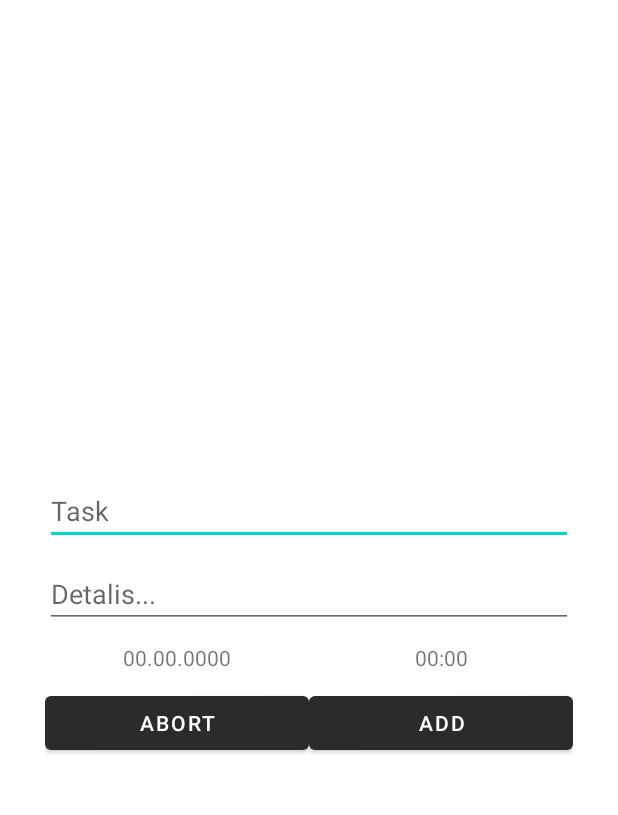
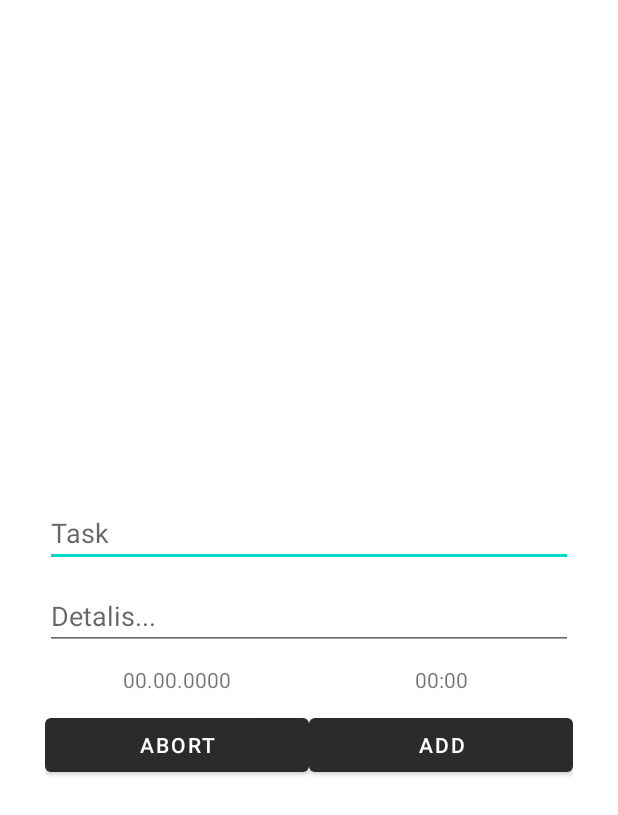
Before and after one commit to Conlix/Today_Do, an Android app: the layout add_task.xml on its own in the app's theme, with its tools: preview values and no code run, on a phone screen of 412 x 824 dp. Shown: the top 815 px of the screen. Run offline under Robolectric (Android 15) with nearby library versions, the phone set to English and light mode, and no system bars.

Commit message:
Fixed location of add_task

```diff
--- a/app/src/main/AndroidManifest.xml
+++ b/app/src/main/AndroidManifest.xml
@@ -21,7 +21,8 @@
         </activity>
         <activity android:name=".Edit_Task"
             android:theme="@style/Theme.Transparent"
-            android:screenOrientation="portrait" >
+            android:screenOrientation="portrait"
+            android:windowSoftInputMode="adjustResize">
         </activity>
         <activity android:name=".Settings"
             android:screenOrientation="portrait" ></activity>
--- a/app/src/main/res/layout/add_task.xml
+++ b/app/src/main/res/layout/add_task.xml
@@ -1,20 +1,21 @@
 <?xml version="1.0" encoding="utf-8"?>
-<androidx.constraintlayout.widget.ConstraintLayout xmlns:android="http://schemas.android.com/apk/res/android"
+<RelativeLayout xmlns:android="http://schemas.android.com/apk/res/android"
     xmlns:app="http://schemas.android.com/apk/res-auto"
+    xmlns:tools="http://schemas.android.com/tools"
     android:layout_width="match_parent"
     android:layout_height="match_parent"
+    android:gravity="center"
     android:orientation="vertical">
 
     <LinearLayout
-        android:layout_width="0dp"
+        android:layout_width="match_parent"
         android:layout_height="wrap_content"
+        android:layout_alignParentStart="true"
+        android:layout_alignParentEnd="true"
         android:layout_marginStart="30dp"
+        android:layout_marginTop="30dp"
         android:layout_marginEnd="30dp"
-        android:orientation="vertical"
-        app:layout_constraintBottom_toBottomOf="parent"
-        app:layout_constraintEnd_toEndOf="parent"
-        app:layout_constraintStart_toStartOf="parent"
-        app:layout_constraintTop_toTopOf="parent">
+        android:orientation="vertical">
 
         <EditText
             android:id="@+id/task"
@@ -22,7 +23,10 @@
             android:layout_height="wrap_content"
             android:ems="10"
             android:hint="Task"
-            android:inputType="textPersonName" />
+            android:inputType="textPersonName">
+
+            <requestFocus />
+        </EditText>
 
         <EditText
             android:id="@+id/details"
@@ -31,7 +35,8 @@
             android:layout_marginTop="10dp"
             android:ems="10"
             android:hint="Detalis..."
-            android:inputType="textMultiLine" />
+            android:inputType="textMultiLine"
+            android:maxLines="10" />
 
         <LinearLayout
             android:layout_width="match_parent"
@@ -77,4 +82,4 @@
                 android:text="Add" />
         </LinearLayout>
     </LinearLayout>
-</androidx.constraintlayout.widget.ConstraintLayout>
+</RelativeLayout>
```
